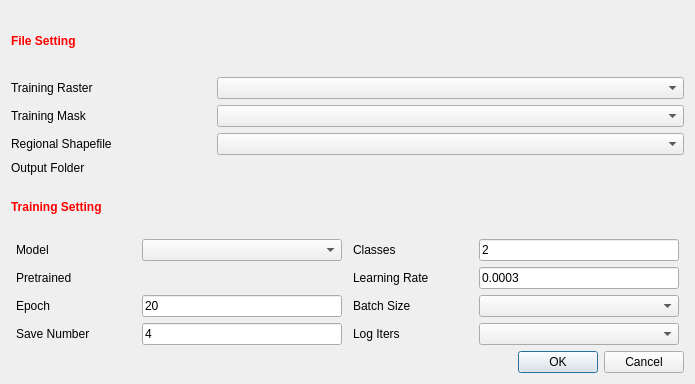
First picture: the form in rastrainer/rastrainer_dialog_base.ui, repository deepbands/rastrainer, before the edit.
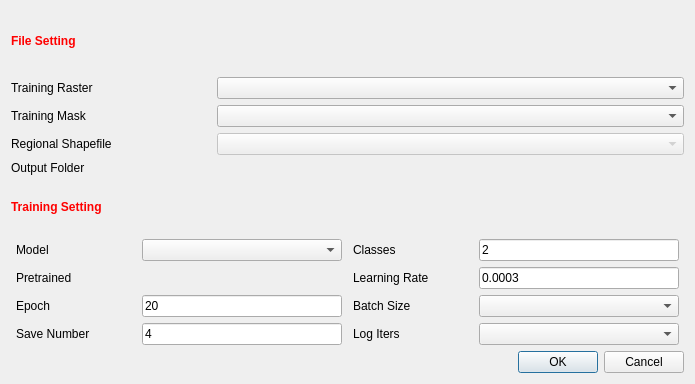
Second picture: the form after the edit. Custom widgets are drawn as their Qt base class.

Patch:
```diff
--- a/rastrainer/rastrainer_dialog_base.ui
+++ b/rastrainer/rastrainer_dialog_base.ui
@@ -136,7 +136,11 @@
             </widget>
            </item>
            <item>
-            <widget class="QgsMapLayerComboBox" name="mcbxShp"/>
+            <widget class="QgsMapLayerComboBox" name="mcbxShp">
+             <property name="enabled">
+              <bool>false</bool>
+             </property>
+            </widget>
            </item>
           </layout>
          </item>
```
